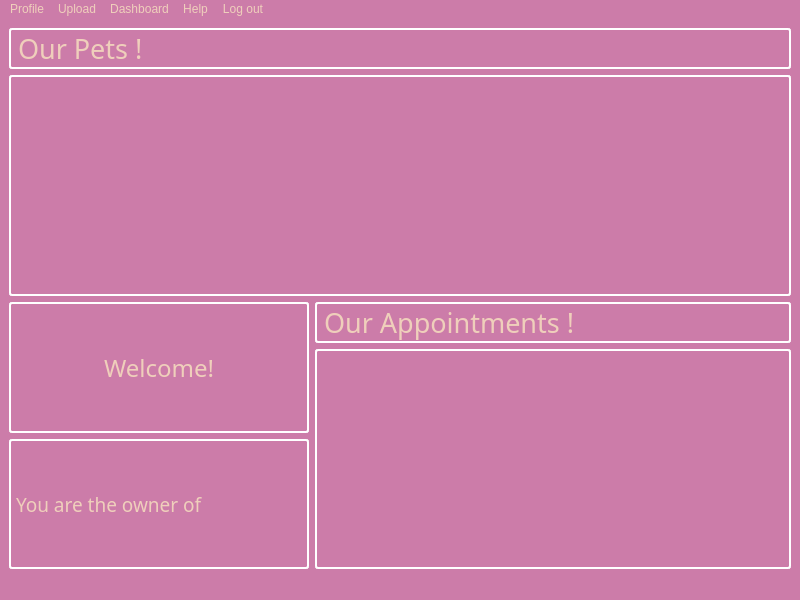
Before: the Qt Designer form breadnbutter/gui/shelterprofile.ui in jacksodl23/cs-205-pet-adoption, drawn with Qt 5.
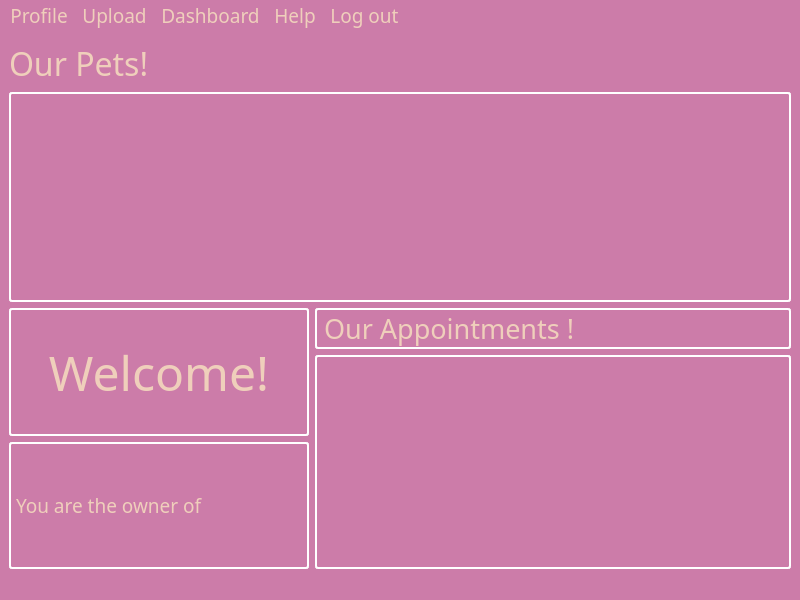
After: the same form once the commit is applied.

Commit message: updated color scheme, labels, sliders, and more!

Diff of the .ui file:
```diff
--- a/breadnbutter/gui/shelterprofile.ui
+++ b/breadnbutter/gui/shelterprofile.ui
@@ -148,15 +148,6 @@
        </color>
       </brush>
      </colorrole>
-     <colorrole role="PlaceholderText">
-      <brush brushstyle="NoBrush">
-       <color alpha="128">
-        <red>239</red>
-        <green>207</green>
-        <blue>187</blue>
-       </color>
-      </brush>
-     </colorrole>
     </active>
     <inactive>
      <colorrole role="WindowText">
@@ -294,15 +285,6 @@
        </color>
       </brush>
      </colorrole>
-     <colorrole role="PlaceholderText">
-      <brush brushstyle="NoBrush">
-       <color alpha="128">
-        <red>239</red>
-        <green>207</green>
-        <blue>187</blue>
-       </color>
-      </brush>
-     </colorrole>
     </inactive>
     <disabled>
      <colorrole role="WindowText">
@@ -440,18 +422,14 @@
        </color>
       </brush>
      </colorrole>
-     <colorrole role="PlaceholderText">
-      <brush brushstyle="NoBrush">
-       <color alpha="128">
-        <red>239</red>
-        <green>207</green>
-        <blue>187</blue>
-       </color>
-      </brush>
-     </colorrole>
     </disabled>
    </palette>
   </property>
+  <property name="font">
+   <font>
+    <family>Dyuthi</family>
+   </font>
+  </property>
   <property name="windowTitle">
    <string>MainWindow</string>
   </property>
@@ -468,15 +446,14 @@
         <property name="font">
          <font>
           <family>Dyuthi</family>
-          <pointsize>20</pointsize>
+          <pointsize>24</pointsize>
          </font>
         </property>
         <property name="styleSheet">
-         <string notr="true">border: 2px solid  white; 
-     border-radius: 3px;</string>
+         <string notr="true"/>
         </property>
         <property name="text">
-         <string>Our Pets !</string>
+         <string>Our Pets!</string>
         </property>
        </widget>
       </item>
@@ -504,7 +481,7 @@
           <property name="font">
            <font>
             <family>Dyuthi</family>
-            <pointsize>18</pointsize>
+            <pointsize>36</pointsize>
            </font>
           </property>
           <property name="styleSheet">
@@ -586,9 +563,15 @@
      <x>0</x>
      <y>0</y>
      <width>800</width>
-     <height>21</height>
+     <height>31</height>
     </rect>
    </property>
+   <property name="font">
+    <font>
+     <family>Dyuthi</family>
+     <pointsize>14</pointsize>
+    </font>
+   </property>
    <widget class="QMenu" name="menuProfile">
     <property name="title">
      <string>Profile</string>
```
The commit also changes 14 other files.
